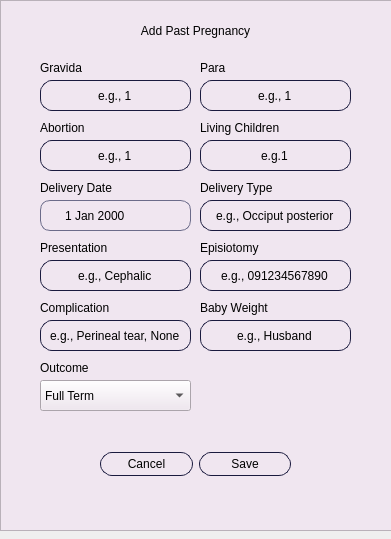
Above: Ui/past_pregnancy_add_dialog.ui from LlokieHere/MaternaDB2 before the change. Below: the same form after it.
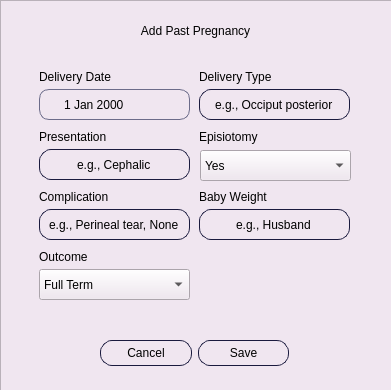
That is the form after the change. Icons and pictures are not drawn.

Commit message: added remove, add, and view pregnancy

What changed in the file:
```diff
--- a/Ui/past_pregnancy_add_dialog.ui
+++ b/Ui/past_pregnancy_add_dialog.ui
@@ -7,7 +7,7 @@
     <x>0</x>
     <y>0</y>
     <width>391</width>
-    <height>539</height>
+    <height>390</height>
    </rect>
   </property>
   <property name="windowTitle">
@@ -19,7 +19,7 @@
      <x>0</x>
      <y>0</y>
      <width>401</width>
-     <height>531</height>
+     <height>391</height>
     </rect>
    </property>
    <property name="styleSheet">
@@ -56,197 +56,22 @@
      <set>Qt::AlignCenter</set>
     </property>
    </widget>
-   <widget class="QLabel" name="street_label">
-    <property name="geometry">
-     <rect>
-      <x>40</x>
-      <y>60</y>
-      <width>91</width>
-      <height>16</height>
-     </rect>
-    </property>
-    <property name="styleSheet">
-     <string notr="true">font: 10pt &quot;Segoe UI&quot;;</string>
-    </property>
-    <property name="text">
-     <string>Gravida</string>
-    </property>
-   </widget>
-   <widget class="QLabel" name="barangay_label">
-    <property name="geometry">
-     <rect>
-      <x>200</x>
-      <y>60</y>
-      <width>91</width>
-      <height>16</height>
-     </rect>
-    </property>
-    <property name="styleSheet">
-     <string notr="true">font: 10pt &quot;Segoe UI&quot;;</string>
-    </property>
-    <property name="text">
-     <string>Para</string>
-    </property>
-   </widget>
-   <widget class="QLabel" name="province_label">
-    <property name="geometry">
-     <rect>
-      <x>200</x>
-      <y>120</y>
-      <width>91</width>
-      <height>16</height>
-     </rect>
-    </property>
-    <property name="styleSheet">
-     <string notr="true">font: 10pt &quot;Segoe UI&quot;;</string>
-    </property>
-    <property name="text">
-     <string>Living Children</string>
-    </property>
-   </widget>
-   <widget class="QLabel" name="city_label">
-    <property name="geometry">
-     <rect>
-      <x>40</x>
-      <y>120</y>
-      <width>141</width>
-      <height>16</height>
-     </rect>
-    </property>
-    <property name="styleSheet">
-     <string notr="true">font: 10pt &quot;Segoe UI&quot;;</string>
-    </property>
-    <property name="text">
-     <string>Abortion</string>
-    </property>
-   </widget>
-   <widget class="QLineEdit" name="street_placeholder">
-    <property name="geometry">
-     <rect>
-      <x>40</x>
-      <y>80</y>
-      <width>151</width>
-      <height>31</height>
-     </rect>
-    </property>
-    <property name="styleSheet">
-     <string notr="true">border-radius: 12px;
-background-color: rgb(240, 230, 240);
-border: 1px solid rgb(26, 26, 62);</string>
-    </property>
-    <property name="text">
-     <string>e.g., 1</string>
-    </property>
-    <property name="alignment">
-     <set>Qt::AlignCenter</set>
-    </property>
-   </widget>
-   <widget class="QLineEdit" name="province_placeholder">
-    <property name="geometry">
-     <rect>
-      <x>200</x>
-      <y>140</y>
-      <width>151</width>
-      <height>31</height>
-     </rect>
-    </property>
-    <property name="styleSheet">
-     <string notr="true">border-radius: 12px;
-background-color: rgb(240, 230, 240);
-border: 1px solid rgb(26, 26, 62);</string>
-    </property>
-    <property name="text">
-     <string>e.g.1</string>
-    </property>
-    <property name="alignment">
-     <set>Qt::AlignCenter</set>
-    </property>
-   </widget>
-   <widget class="QLineEdit" name="barangay_placeholder">
-    <property name="geometry">
-     <rect>
-      <x>200</x>
-      <y>80</y>
-      <width>151</width>
-      <height>31</height>
-     </rect>
-    </property>
-    <property name="styleSheet">
-     <string notr="true">border-radius: 12px;
-background-color: rgb(240, 230, 240);
-border: 1px solid rgb(26, 26, 62);</string>
-    </property>
-    <property name="text">
-     <string>e.g., 1</string>
-    </property>
-    <property name="alignment">
-     <set>Qt::AlignCenter</set>
-    </property>
-   </widget>
-   <widget class="QLineEdit" name="city_placeholder">
-    <property name="geometry">
-     <rect>
-      <x>40</x>
-      <y>140</y>
-      <width>151</width>
-      <height>31</height>
-     </rect>
-    </property>
-    <property name="styleSheet">
-     <string notr="true">border-radius: 12px;
-background-color: rgb(240, 230, 240);
-border: 1px solid rgb(26, 26, 62);</string>
-    </property>
-    <property name="text">
-     <string>e.g., 1</string>
-    </property>
-    <property name="alignment">
-     <set>Qt::AlignCenter</set>
-    </property>
-   </widget>
    <widget class="QWidget" name="layoutWidget">
     <property name="geometry">
      <rect>
       <x>100</x>
-      <y>450</y>
+      <y>340</y>
       <width>191</width>
       <height>28</height>
      </rect>
     </property>
-    <layout class="QHBoxLayout" name="horizontalLayout_2">
-     <item>
-      <widget class="QPushButton" name="cancel_btn_2">
-       <property name="styleSheet">
-        <string notr="true">border-radius: 12px;
-padding: 4px;
-background-color: rgb(240, 230, 240);
-border: 1px solid rgb(26, 26, 62);</string>
-       </property>
-       <property name="text">
-        <string>Cancel</string>
-       </property>
-      </widget>
-     </item>
-     <item>
-      <widget class="QPushButton" name="save_btn_2">
-       <property name="styleSheet">
-        <string notr="true">border-radius: 12px;
-padding: 4px;
-background-color: rgb(240, 230, 240);
-border: 1px solid rgb(26, 26, 62);</string>
-       </property>
-       <property name="text">
-        <string>Save</string>
-       </property>
-      </widget>
-     </item>
-    </layout>
+    <layout class="QHBoxLayout" name="horizontalLayout_2"/>
    </widget>
    <widget class="QLabel" name="dateOfBirth_4">
     <property name="geometry">
      <rect>
-      <x>200</x>
-      <y>240</y>
+      <x>199</x>
+      <y>129</y>
       <width>91</width>
       <height>16</height>
      </rect>
@@ -261,8 +86,8 @@
    <widget class="QLineEdit" name="relationship_placeholder_2">
     <property name="geometry">
      <rect>
-      <x>40</x>
-      <y>320</y>
+      <x>39</x>
+      <y>209</y>
       <width>151</width>
       <height>31</height>
      </rect>
@@ -282,8 +107,8 @@
    <widget class="QLineEdit" name="EC_last_name_placeholder_2">
     <property name="geometry">
      <rect>
-      <x>200</x>
-      <y>200</y>
+      <x>199</x>
+      <y>89</y>
       <width>151</width>
       <height>31</height>
      </rect>
@@ -303,8 +128,8 @@
    <widget class="QLabel" name="EC_firstName_label_2">
     <property name="geometry">
      <rect>
-      <x>40</x>
-      <y>180</y>
+      <x>39</x>
+      <y>69</y>
       <width>91</width>
       <height>16</height>
      </rect>
@@ -319,8 +144,8 @@
    <widget class="QLabel" name="EC_middleName_label_2">
     <property name="geometry">
      <rect>
-      <x>40</x>
-      <y>240</y>
+      <x>39</x>
+      <y>129</y>
       <width>141</width>
       <height>16</height>
      </rect>
@@ -335,8 +160,8 @@
    <widget class="QLabel" name="relationship_label_2">
     <property name="geometry">
      <rect>
-      <x>40</x>
-      <y>300</y>
+      <x>39</x>
+      <y>189</y>
       <width>91</width>
       <height>16</height>
      </rect>
@@ -351,8 +176,8 @@
    <widget class="QLineEdit" name="EC_middleName_placeholder_2">
     <property name="geometry">
      <rect>
-      <x>40</x>
-      <y>260</y>
+      <x>39</x>
+      <y>149</y>
       <width>151</width>
       <height>31</height>
      </rect>
@@ -369,32 +194,11 @@
      <set>Qt::AlignCenter</set>
     </property>
    </widget>
-   <widget class="QLineEdit" name="emergencyNum_placeholder_2">
+   <widget class="QLabel" name="delivery_type_label">
     <property name="geometry">
      <rect>
-      <x>200</x>
-      <y>260</y>
-      <width>151</width>
-      <height>31</height>
-     </rect>
-    </property>
-    <property name="styleSheet">
-     <string notr="true">border-radius: 12px;
-background-color: rgb(240, 230, 240);
-border: 1px solid rgb(26, 26, 62);</string>
-    </property>
-    <property name="text">
-     <string>e.g., 091234567890</string>
-    </property>
-    <property name="alignment">
-     <set>Qt::AlignCenter</set>
-    </property>
-   </widget>
-   <widget class="QLabel" name="EC_lastName_label_2">
-    <property name="geometry">
-     <rect>
-      <x>200</x>
-      <y>180</y>
+      <x>199</x>
+      <y>69</y>
       <width>101</width>
       <height>16</height>
      </rect>
@@ -409,8 +213,8 @@
    <widget class="QLineEdit" name="relationship_placeholder_3">
     <property name="geometry">
      <rect>
-      <x>200</x>
-      <y>320</y>
+      <x>199</x>
+      <y>209</y>
       <width>151</width>
       <height>31</height>
      </rect>
@@ -430,8 +234,8 @@
    <widget class="QLabel" name="relationship_label_3">
     <property name="geometry">
      <rect>
-      <x>200</x>
-      <y>300</y>
+      <x>199</x>
+      <y>189</y>
       <width>91</width>
       <height>16</height>
      </rect>
@@ -446,8 +250,8 @@
    <widget class="QLabel" name="relationship_label_4">
     <property name="geometry">
      <rect>
-      <x>40</x>
-      <y>360</y>
+      <x>39</x>
+      <y>249</y>
       <width>91</width>
       <height>16</height>
      </rect>
@@ -462,8 +266,8 @@
    <widget class="QDateEdit" name="dateOfBirth_placeholder">
     <property name="geometry">
      <rect>
-      <x>40</x>
-      <y>200</y>
+      <x>39</x>
+      <y>89</y>
       <width>151</width>
       <height>31</height>
      </rect>
@@ -498,8 +302,8 @@
    <widget class="QComboBox" name="comboBox">
     <property name="geometry">
      <rect>
-      <x>40</x>
-      <y>380</y>
+      <x>39</x>
+      <y>269</y>
       <width>151</width>
       <height>31</height>
      </rect>
@@ -525,6 +329,64 @@
      </property>
     </item>
    </widget>
+   <widget class="QPushButton" name="cancel_btn_2">
+    <property name="geometry">
+     <rect>
+      <x>100</x>
+      <y>340</y>
+      <width>92</width>
+      <height>26</height>
+     </rect>
+    </property>
+    <property name="styleSheet">
+     <string notr="true">border-radius: 12px;
+padding: 4px;
+background-color: rgb(240, 230, 240);
+border: 1px solid rgb(26, 26, 62);</string>
+    </property>
+    <property name="text">
+     <string>Cancel</string>
+    </property>
+   </widget>
+   <widget class="QPushButton" name="save_btn_2">
+    <property name="geometry">
+     <rect>
+      <x>198</x>
+      <y>340</y>
+      <width>91</width>
+      <height>26</height>
+     </rect>
+    </property>
+    <property name="styleSheet">
+     <string notr="true">border-radius: 12px;
+padding: 4px;
+background-color: rgb(240, 230, 240);
+border: 1px solid rgb(26, 26, 62);</string>
+    </property>
+    <property name="text">
+     <string>Save</string>
+    </property>
+   </widget>
+   <widget class="QComboBox" name="Episiotomy_placeholder">
+    <property name="geometry">
+     <rect>
+      <x>200</x>
+      <y>150</y>
+      <width>151</width>
+      <height>31</height>
+     </rect>
+    </property>
+    <item>
+     <property name="text">
+      <string>Yes</string>
+     </property>
+    </item>
+    <item>
+     <property name="text">
+      <string>No</string>
+     </property>
+    </item>
+   </widget>
   </widget>
  </widget>
  <resources/>
```
Left out of the diff: 22 changed lines with no effect on the pictures. The commit also changes 6 other files.
